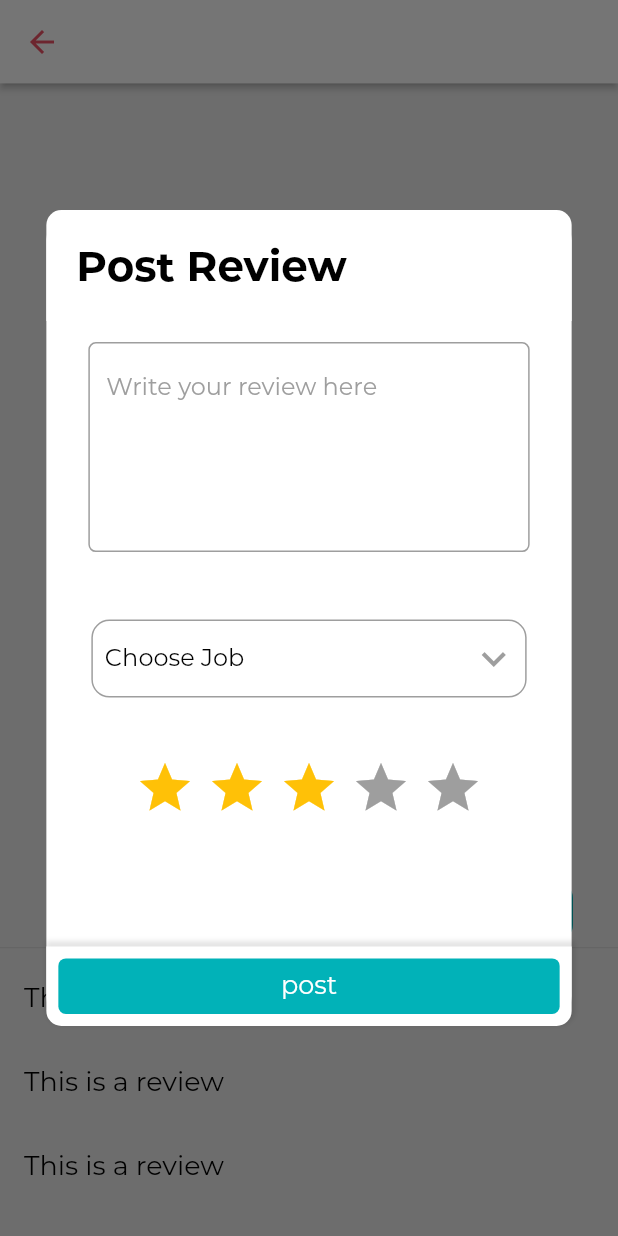
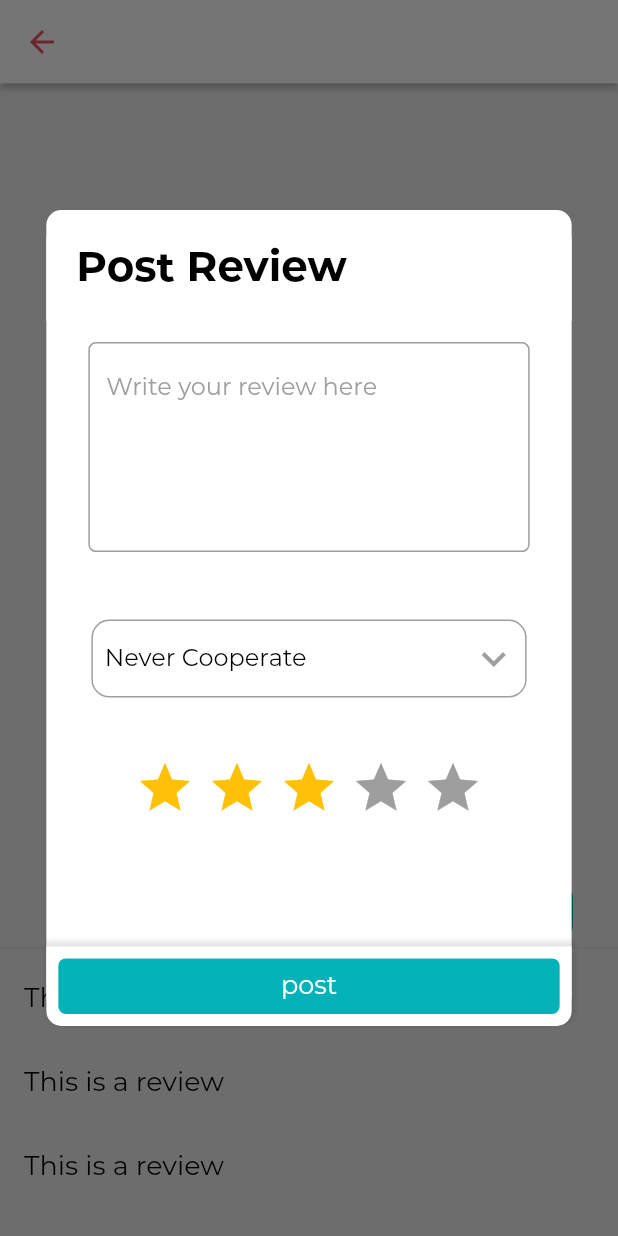
Before and after one commit to eladsez/timeZmoney, a Flutter app: the ProfileScreen screen opened directly with empty values, after a tap on "Add Review", on a phone screen of 412 x 824 dp. Run offline on Flutter 3.47's test engine with Material 2 defaults, Android fonts, the phone set to English and light mode, and no system bars; drawn by our look-alikes of flutter_rating_bar; our stand-ins replace animated_splash_screen, badges, cloud_firestore, curved_navigation_bar, firebase_auth, firebase_core and 10 more; missing offline and left inert: chatview, flutter_google_places_hoc081098, flutter_polyline_points, google_api_headers, google_maps_webservice; accounts and stored records are empty; network calls fail.

Commit message:
post review connected to back

```diff
--- a/lib/business_Logic/actions/jobs_actions.dart
+++ b/lib/business_Logic/actions/jobs_actions.dart
@@ -100,21 +100,24 @@ class JobsActions {
   /*
   Get all future jobs created by the current user
    */
-  Future<List<Job>> getFutureJobsCreated(CustomUser user) async{
+  Future<List<Job>> getFutureJobsCreated(CustomUser user) async {
     return await das.getFutureJobsCreatedByUid(user.uid!);
   }
 
   /*
   Get all future jobs created by the current user
    */
-  Future<List<Job>> getPastJobsCreated(CustomUser user) async{
+  Future<List<Job>> getPastJobsCreated(CustomUser user) async {
     return await das.getPastJobsCreatedByUid(user.uid!);
+  }
+
+  Future<List<Job>> getCoOperateJobs(CustomUser operateUser) async {
+    return await das.getCoOperateJobs(AuthActions.currUser, operateUser);
   }
 
   updateUnseenToSeen(Job job) async {
     await das.updateUnseenToSeen(job, AuthActions.currUser.uid!);
   }
-
 
   Future<List<NeatCleanCalendarEvent>> getCurrUserEvent() async {
     List<Job> jobs = AuthActions.currUser.userType == "worker"
--- a/lib/business_Logic/models/Review.dart
+++ b/lib/business_Logic/models/Review.dart
@@ -3,7 +3,7 @@ This class represents a single job review
 called JobReview and not just Review because of a google package
  */
 class JobReview {
-  int stars;
+  double stars;
   String writer;
   String receiver;
   String work;
--- a/lib/data_access/firestore_dal.dart
+++ b/lib/data_access/firestore_dal.dart
@@ -1,6 +1,7 @@
 import 'package:cloud_firestore/cloud_firestore.dart';
 import 'package:firebase_auth/firebase_auth.dart';
 import 'package:time_z_money/business_Logic/models/Job.dart';
+import 'package:time_z_money/screens/Authenticate/components/profile_chooser.dart';
 import '../business_Logic/models/CustomUser.dart';
 import '../business_Logic/models/Review.dart';
 
@@ -35,7 +36,7 @@ class DataAccessService {
         .where('uid', isEqualTo: currUser?.uid)
         .get();
     if (snapshot.docs.isEmpty) {
-      //TODO: commentted out the print statement because it was printing too much
+      //TODO: commented out the print statement because it was printing too much
       // print("User doesn't exist yet\n");
     } else if (snapshot.docs.isNotEmpty) {
       return CustomUser.fromMap(snapshot.docs.first.data());
@@ -116,12 +117,20 @@ class DataAccessService {
   /*
   Filter jobs according to type(future or past)
    */
-  List<Job> filterJobs(QuerySnapshot<Map<String, dynamic>> jobsSnap,String type){
-    List<Job> jobs = type.compareTo("future") == 0 ?
-    jobsSnap.docs.map((snap) => Job.fromMap(snap.data())).where((element) => element.date.compareTo(Timestamp.now()) > 0).toList():
-    jobsSnap.docs.map((snap) => Job.fromMap(snap.data())).where((element) => element.date.compareTo(Timestamp.now()) < 0).toList();
+  List<Job> filterJobs(
+      QuerySnapshot<Map<String, dynamic>> jobsSnap, String type) {
+    List<Job> jobs = type.compareTo("future") == 0
+        ? jobsSnap.docs
+            .map((snap) => Job.fromMap(snap.data()))
+            .where((element) => element.date.compareTo(Timestamp.now()) > 0)
+            .toList()
+        : jobsSnap.docs
+            .map((snap) => Job.fromMap(snap.data()))
+            .where((element) => element.date.compareTo(Timestamp.now()) < 0)
+            .toList();
     return jobs;
   }
+
   /*
    * get all relevant jobs in the job collection (for you major)
    * currently relevant jobs are that its date has not passed and there is still place to insert more workers
@@ -172,7 +181,8 @@ class DataAccessService {
 
   Future<void> removeWorker(Job job, String workerUid) async {
     _db.collection("jobs").doc(job.uid).update({
-      "approvedWorkers": FieldValue.arrayRemove(["$workerUid,unseen", "$workerUid,seen", workerUid]),
+      "approvedWorkers": FieldValue.arrayRemove(
+          ["$workerUid,unseen", "$workerUid,seen", workerUid]),
       "signedWorkers": FieldValue.arrayUnion([workerUid])
     });
     // update the job object
@@ -195,9 +205,15 @@ class DataAccessService {
   /*
   Get all the jobs the worker user with this uid did in the past
    */
-  Future<List<Job>> getPastJobsAppliedByUid(String workerUid) async{
-    QuerySnapshot<Map<String,dynamic>> seenJobsSnap = await _db.collection("jobs").where("approvedWorkers",arrayContains: "$workerUid,seen").get();
-    QuerySnapshot<Map<String,dynamic>> unseenJobsSnap = await _db.collection("jobs").where("approvedWorkers",arrayContains: "$workerUid,unseen").get();
+  Future<List<Job>> getPastJobsAppliedByUid(String workerUid) async {
+    QuerySnapshot<Map<String, dynamic>> seenJobsSnap = await _db
+        .collection("jobs")
+        .where("approvedWorkers", arrayContains: "$workerUid,seen")
+        .get();
+    QuerySnapshot<Map<String, dynamic>> unseenJobsSnap = await _db
+        .collection("jobs")
+        .where("approvedWorkers", arrayContains: "$workerUid,unseen")
+        .get();
     // merge to tow lists
     seenJobsSnap.docs.addAll(unseenJobsSnap.docs);
     return filterJobs(unseenJobsSnap, "past");
@@ -206,51 +222,100 @@ class DataAccessService {
   /*
   Get all the jobs the user with this uid is approved in
    */
-  Future<List<Job>> getFutureJobsAppliedByUid(String workerUid) async{
-    QuerySnapshot<Map<String,dynamic>> seenJobsSnap = await _db.collection("jobs").where("approvedWorkers",arrayContains: "$workerUid,seen").get();
-    QuerySnapshot<Map<String,dynamic>> unseenJobsSnap = await _db.collection("jobs").where("approvedWorkers",arrayContains: "$workerUid,unseen").get();
+  Future<List<Job>> getFutureJobsAppliedByUid(String workerUid) async {
+    QuerySnapshot<Map<String, dynamic>> seenJobsSnap = await _db
+        .collection("jobs")
+        .where("approvedWorkers", arrayContains: "$workerUid,seen")
+        .get();
+    QuerySnapshot<Map<String, dynamic>> unseenJobsSnap = await _db
+        .collection("jobs")
+        .where("approvedWorkers", arrayContains: "$workerUid,unseen")
+        .get();
 
     unseenJobsSnap.docs.addAll(seenJobsSnap.docs);
     return filterJobs(unseenJobsSnap, "future");
   }
 
-  Future<List<Job>> getFutureJobsCreatedByUid(String employerUid) async{
-    QuerySnapshot<Map<String,dynamic>> jobsSnap = await _db.collection("jobs").where("employerUid",isEqualTo:employerUid ).get();
+  Future<List<Job>> getFutureJobsCreatedByUid(String employerUid) async {
+    QuerySnapshot<Map<String, dynamic>> jobsSnap = await _db
+        .collection("jobs")
+        .where("employerUid", isEqualTo: employerUid)
+        .get();
     return filterJobs(jobsSnap, "future");
   }
 
-  Future<List<Job>> getPastJobsCreatedByUid(String employerUid) async{
-    QuerySnapshot<Map<String,dynamic>> jobsSnap = await _db.collection("jobs").where("employerUid",isEqualTo:employerUid ).get();
+  Future<List<Job>> getPastJobsCreatedByUid(String employerUid) async {
+    QuerySnapshot<Map<String, dynamic>> jobsSnap = await _db
+        .collection("jobs")
+        .where("employerUid", isEqualTo: employerUid)
+        .get();
     return filterJobs(jobsSnap, "past");
   }
 
   /*
    * get all the approval jobs of a worker (past and future)
   */
-  Future<List<Job>> getAllWorkerApprovalJobs(String workerUid) async{
+  Future<List<Job>> getAllWorkerApprovalJobs(String workerUid) async {
     List<Job> past = await getPastJobsAppliedByUid(workerUid);
     List<Job> future = await getFutureJobsAppliedByUid(workerUid);
     past.addAll(future);
     return past;
   }
 
+  Future<List<Job>> getCoOperateJobs(
+      CustomUser currUser, CustomUser operateUser) async {
+    late QuerySnapshot<Map<String, dynamic>> jobSnap;
+    if (currUser.userType == "worker" && operateUser.userType == "employer") {
+      jobSnap = await _db
+          .collection("jobs")
+          .where("employerUid", isEqualTo: operateUser.uid)
+          .where("approvedWorkers", arrayContainsAny: [
+        "${currUser.uid!},seen",
+        "${currUser.uid!},unseen",
+      ]).get();
+    }
+
+    if (currUser.userType == "employer" && operateUser.userType == "worker") {
+      jobSnap = await _db
+          .collection("jobs")
+          .where("employerUid", isEqualTo: currUser.uid)
+          .where("approvedWorkers", arrayContainsAny: [
+        "${operateUser.uid!},seen",
+        "${operateUser.uid!},unseen",
+      ]).get();
+    }
+
+    if (currUser.userType == "worker" && operateUser.userType == "worker") {
+      jobSnap = await _db
+          .collection("jobs")
+          .where("approvedWorkers", arrayContainsAny: [
+        "${operateUser.uid!},seen",
+        "${operateUser.uid!},unseen",
+        "${currUser.uid!},seen",
+        "${currUser.uid!},unseen",
+      ]).get();
+    }
+
+    return jobSnap.docs.map((jobDoc) => Job.fromMap(jobDoc.data())).toList();
+  }
+
   /*
   Get all reviews written on UID
    */
-  Future<List<JobReview>> getReviewsOnUid(String uid) async{
-    QuerySnapshot<Map<String,dynamic>> reviewsSnap = await _db.collection("reviews").where("receiver",isEqualTo: uid).get();
+  Future<List<JobReview>> getReviewsOnUid(String uid) async {
+    QuerySnapshot<Map<String, dynamic>> reviewsSnap =
+        await _db.collection("reviews").where("receiver", isEqualTo: uid).get();
     List<JobReview> reviews = [];
-    for(var review in reviewsSnap.docs)
-      {
-        reviews.add(JobReview.fromMap(review.data()));
-      }
+    for (var review in reviewsSnap.docs) {
+      reviews.add(JobReview.fromMap(review.data()));
+    }
     return reviews;
   }
 
   /*
   Add review to database
    */
-  Future<void> createReview(JobReview review) async{
+  Future<void> createReview(JobReview review) async {
     await _db.collection("reviews").add(review.toMap());
   }
 }
--- a/lib/screens/profile/components/build_user_reviews.dart
+++ b/lib/screens/profile/components/build_user_reviews.dart
@@ -1,11 +1,14 @@
 import 'package:flutter/material.dart';
 import 'package:flutter_rating_bar/flutter_rating_bar.dart';
+import 'package:google_maps_webservice/places.dart';
+import 'package:time_z_money/business_Logic/actions/review_actions.dart';
 import 'package:time_z_money/screens/profile/components/xpopup/appbar.dart';
 import 'package:time_z_money/screens/profile/components/xpopup/card.dart';
 import 'package:time_z_money/screens/profile/components/xpopup/gutter.dart';
-
+import '../../../business_Logic/actions/auth_actions.dart';
 import '../../../business_Logic/actions/jobs_actions.dart';
 import '../../../business_Logic/models/CustomUser.dart';
+import '../../../business_Logic/models/Review.dart';
 import '../../../utils/helper_functions.dart';
 import '../../../utils/theme.dart';
 import '../../upload_job/Component/inputfiled.dart';
@@ -22,7 +25,11 @@ class BuildUserReviews extends StatefulWidget {
 class _BuildUserReviewsState extends State<BuildUserReviews> {
   AppTheme theme = HelperFunctions.isDarkMode ? DarkTheme() : LightTheme();
   final JobsActions jobsActions = JobsActions();
-  String selectedJobOfReview = 'Choose Job';
+  final reviewActions = ReviewActions();
+  late TextEditingController reviewController;
+  String selectedJobOfReview = 'Job';
+  double selectedRate = 3;
+  String? selectedJobUid;
 
   refresh(setState, String newSelect) {
     setState(() {
@@ -30,7 +37,8 @@ class _BuildUserReviewsState extends State<BuildUserReviews> {
     });
   }
 
-  XenCardAppBar buildReviewBar() => XenCardAppBar(
+  XenCardAppBar buildReviewBar() =>
+      XenCardAppBar(
         shadow: const BoxShadow(color: Colors.transparent),
         child: Text(
           "Post Review",
@@ -41,11 +49,33 @@ class _BuildUserReviewsState extends State<BuildUserReviews> {
         ),
       );
 
-  XenCardGutter buildGutter() => XenCardGutter(
+  XenCardGutter buildGutter() =>
+      XenCardGutter(
         child: Padding(
           padding: const EdgeInsets.all(8.0),
           child: InkWell(
-            onTap: () {},
+            onTap: () {
+              print(reviewController.text);
+              print(selectedJobUid);
+              if (reviewController.text.isEmpty || selectedJobUid == null) {
+                ScaffoldMessenger.of(context).showSnackBar(const SnackBar(
+                  content: Text("All review filed must be filled"),
+                  backgroundColor: Colors.red,
+                  duration: Duration(milliseconds: 1500),
+                ));
+              } else {
+                reviewActions.postReview(JobReview(
+                    content: reviewController.text,
+                    receiver: widget.user.uid!,
+                    work: selectedJobUid!,
+                    writer: AuthActions.currUser.uid!,
+                stars: selectedRate));
+              }
+              reviewController.text = '';
+              selectedJobUid = null;
+              selectedRate = 3;
+              Navigator.of(context).pop();
+            },
             child: Material(
               borderRadius: BorderRadius.circular(5),
               color: theme.accentColor,
@@ -75,6 +105,7 @@ class _BuildUserReviewsState extends State<BuildUserReviews> {
           padding: const EdgeInsets.all(8.0),
           child: TextFormField(
             maxLines: 5,
+            controller: reviewController,
             decoration: InputDecoration(
               hintText: "Write your review here",
               hintStyle: TextStyle(color: theme.secondaryIconColor),
@@ -86,19 +117,26 @@ class _BuildUserReviewsState extends State<BuildUserReviews> {
           ),
         ),
         FutureBuilder(
-          future: jobsActions.getAllJobs(),
-          builder: (context, jobsSnap) => InputField(
+          future: jobsActions.getCoOperateJobs(widget.user),
+          builder: (context, jobsSnap) =>
+              InputField(
                 title: "",
-            hint: selectedJobOfReview,
+                hint: jobsSnap.data != null && jobsSnap.data!.isNotEmpty
+                    ? selectedJobOfReview
+                    : "Never Cooperate",
                 child: DropdownButton(
                   dropdownColor: theme.cardColor,
                   onChanged: (String? newJob) {
                     refresh(setState, newJob!);
+                    selectedJobUid = jobsSnap.data
+                        ?.singleWhere((job) => job.title == newJob)
+                        .uid;
                   },
-              items: jobsSnap.data != null
+                  items: jobsSnap.data != null && jobsSnap.data!.isNotEmpty
                       ? jobsSnap.data!
                       .map<DropdownMenuItem<String>>(
-                        (job) => DropdownMenuItem<String>(
+                        (job) =>
+                        DropdownMenuItem<String>(
                           value: job.title,
                           child: Text(
                             job.title,
@@ -107,9 +145,9 @@ class _BuildUserReviewsState extends State<BuildUserReviews> {
                         ),
                   )
                       .toList()
-                  : [
+                      : <DropdownMenuItem<String>>[
                     DropdownMenuItem<String>(
-                          child: Text(" ",
+                        child: Text("",
                             style:
                             TextStyle(color: theme.textFieldTextColor)))
                   ],
@@ -134,13 +172,14 @@ class _BuildUserReviewsState extends State<BuildUserReviews> {
             direction: Axis.horizontal,
             allowHalfRating: true,
             itemCount: 5,
-            itemPadding: EdgeInsets.symmetric(horizontal: 4.0),
-            itemBuilder: (context, _) => const Icon(
+            itemPadding: const EdgeInsets.symmetric(horizontal: 4.0),
+            itemBuilder: (context, _) =>
+            const Icon(
               Icons.star,
               color: Colors.amber,
             ),
             onRatingUpdate: (rating) {
-              print(rating);
+              selectedRate = rating;
             },
           ),
         )
@@ -148,11 +187,14 @@ class _BuildUserReviewsState extends State<BuildUserReviews> {
     );
   }
 
-  Widget postReviewPopUp() => GestureDetector(
-        onTap: () => showDialog(
+  Widget postReviewPopUp() =>
+      GestureDetector(
+        onTap: () =>
+            showDialog(
               context: context,
-          builder: (builder) => StatefulBuilder(builder: (context, setState) {
-            return  XenPopupCard(
+              builder: (builder) =>
+                  StatefulBuilder(builder: (context, setState) {
+                    return XenPopupCard(
                       relHeight: 0.17,
                       appBar: buildReviewBar(),
                       gutter: buildGutter(),
@@ -185,6 +227,18 @@ class _BuildUserReviewsState extends State<BuildUserReviews> {
           ),
         ),
       );
+
+  @override
+  void initState() {
+    reviewController = TextEditingController();
+    super.initState();
+  }
+
+  @override
+  void dispose() {
+    reviewController.dispose();
+    super.dispose();
+  }
 
   @override
   Widget build(BuildContext context) {
```
Lines whose indentation alone changed are shown as unchanged.
